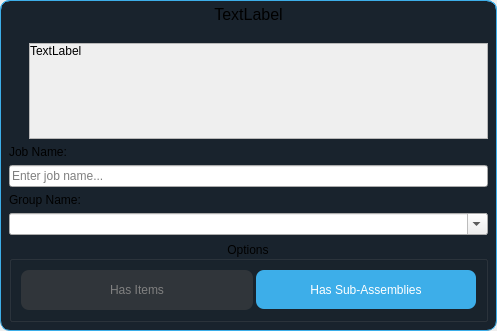
Before: the Qt Designer form ui/add_job_dialog.ui in TheCodingJsoftware/Invigo, drawn with Qt 5.
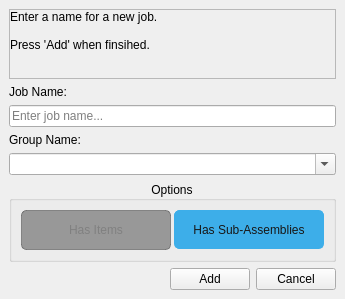
After: the same form once the commit is applied.

```diff
--- a/ui/add_job_dialog.ui
+++ b/ui/add_job_dialog.ui
@@ -6,8 +6,8 @@
    <rect>
     <x>0</x>
     <y>0</y>
-    <width>497</width>
-    <height>331</height>
+    <width>344</width>
+    <height>291</height>
    </rect>
   </property>
   <property name="windowTitle">
@@ -38,16 +38,9 @@
       <bool>false</bool>
      </property>
      <property name="styleSheet">
-      <string notr="true">QWidget#widget{
-	border-top-left-radius:10px;
-	border-bottom-left-radius:10px;
-	border-top-right-radius:10px;
-	border-bottom-right-radius:10px;
-	border: 1px solid  #3daee9;
-	background-color: #19232D;
-}</string>
+      <string notr="true"/>
      </property>
-     <layout class="QVBoxLayout" name="verticalLayout_3" stretch="0,0">
+     <layout class="QVBoxLayout" name="verticalLayout_3" stretch="0">
       <property name="leftMargin">
        <number>0</number>
       </property>
@@ -60,40 +53,6 @@
       <property name="bottomMargin">
        <number>0</number>
       </property>
-      <item>
-       <widget class="QLabel" name="lblTitle">
-        <property name="maximumSize">
-         <size>
-          <width>16777215</width>
-          <height>16777215</height>
-         </size>
-        </property>
-        <property name="font">
-         <font>
-          <pointsize>12</pointsize>
-         </font>
-        </property>
-        <property name="styleSheet">
-         <string notr="true">border-top-left-radius:10px;
-border-top-right-radius:10px;
-border: 1px solid  #3daee9;
-border-bottom: none;
-</string>
-        </property>
-        <property name="frameShape">
-         <enum>QFrame::Box</enum>
-        </property>
-        <property name="frameShadow">
-         <enum>QFrame::Sunken</enum>
-        </property>
-        <property name="text">
-         <string>TextLabel</string>
-        </property>
-        <property name="alignment">
-         <set>Qt::AlignHCenter|Qt::AlignTop</set>
-        </property>
-       </widget>
-      </item>
       <item>
        <layout class="QVBoxLayout" name="verticalLayout">
         <property name="leftMargin">
@@ -109,34 +68,7 @@
          <number>9</number>
         </property>
         <item>
-         <layout class="QHBoxLayout" name="horizontalLayout_4" stretch="0,0">
-          <item>
-           <layout class="QVBoxLayout" name="verticalLayout_2">
-            <property name="spacing">
-             <number>0</number>
-            </property>
-            <item>
-             <layout class="QVBoxLayout" name="iconHolder">
-              <property name="spacing">
-               <number>0</number>
-              </property>
-             </layout>
-            </item>
-            <item>
-             <spacer name="verticalSpacer">
-              <property name="orientation">
-               <enum>Qt::Vertical</enum>
-              </property>
-              <property name="sizeHint" stdset="0">
-               <size>
-                <width>20</width>
-                <height>40</height>
-               </size>
-              </property>
-             </spacer>
-            </item>
-           </layout>
-          </item>
+         <layout class="QHBoxLayout" name="horizontalLayout_4" stretch="0">
           <item>
            <widget class="QScrollArea" name="scrollArea">
             <property name="widgetResizable">
@@ -147,8 +79,8 @@
               <rect>
                <x>0</x>
                <y>0</y>
-               <width>447</width>
-               <height>90</height>
+               <width>322</width>
+               <height>69</height>
               </rect>
              </property>
              <layout class="QVBoxLayout" name="verticalLayout_4">
@@ -176,7 +108,9 @@
                  </sizepolicy>
                 </property>
                 <property name="text">
-                 <string>TextLabel</string>
+                 <string>Enter a name for a new job.
+
+Press 'Add' when finsihed.</string>
                 </property>
                 <property name="alignment">
                  <set>Qt::AlignLeading|Qt::AlignLeft|Qt::AlignTop</set>
@@ -266,22 +200,27 @@
              </property>
              <item row="1" column="0">
               <widget class="QPushButton" name="pushButton_has_items">
+               <property name="sizePolicy">
+                <sizepolicy hsizetype="Fixed" vsizetype="Fixed">
+                 <horstretch>0</horstretch>
+                 <verstretch>0</verstretch>
+                </sizepolicy>
+               </property>
                <property name="minimumSize">
                 <size>
-                 <width>220</width>
+                 <width>150</width>
                  <height>40</height>
                 </size>
                </property>
                <property name="styleSheet">
                 <string notr="true">QPushButton#pushButton_has_items{
-	color: #ffffff;
     background-color: #3daee9;
-    border: 0.01em solid #3daee9;
-    border-radius: 8px;
+    border: 1px solid #3daee9;
+    border-radius: 5px;
 }
 QPushButton#pushButton_has_items:checked{
     background-color: #3daee9;
-    border: 0.01em solid #3daee9;
+    color: #171717;
 }
 QPushButton#pushButton_has_items:hover{
     background-color: #48b6ed;
@@ -294,8 +233,7 @@
 
 QPushButton#pushButton_has_items:!checked {
     background-color: rgba(71, 71, 71, 130);
-    border: 0.01em solid rgba(76, 76, 76, 130);
-    border-radius: 8px;
+    border-color: rgba(71, 71, 71, 130);
     color: grey;
 }
 
@@ -327,7 +265,7 @@
                </property>
                <property name="minimumSize">
                 <size>
-                 <width>220</width>
+                 <width>150</width>
                  <height>39</height>
                 </size>
                </property>
@@ -339,14 +277,13 @@
                </property>
                <property name="styleSheet">
                 <string notr="true">QPushButton#pushButton_has_sub_assemblies{
-	color: #ffffff;
     background-color: #3daee9;
-    border: 0.01em solid #3daee9;
-    border-radius: 8px;
+    border: 1px solid #3daee9;
+    border-radius: 5px;
 }
 QPushButton#pushButton_has_sub_assemblies:checked{
     background-color: #3daee9;
-    border: 0.01em solid #3daee9;
+    color: #171717;
 }
 QPushButton#pushButton_has_sub_assemblies:hover{
     background-color: #48b6ed;
@@ -359,8 +296,7 @@
 
 QPushButton#pushButton_has_sub_assemblies:!checked {
     background-color: rgba(71, 71, 71, 130);
-    border: 0.01em solid rgba(76, 76, 76, 130);
-    border-radius: 8px;
+    border-color: rgba(71, 71, 71, 130);
     color: grey;
 }
 
@@ -394,13 +330,46 @@
          </widget>
         </item>
         <item>
-         <layout class="QHBoxLayout" name="horizontalLayout_2">
-          <property name="spacing">
-           <number>6</number>
-          </property>
-          <property name="bottomMargin">
-           <number>0</number>
-          </property>
+         <layout class="QHBoxLayout" name="buttonsLayout">
+          <item>
+           <spacer name="horizontalSpacer">
+            <property name="orientation">
+             <enum>Qt::Horizontal</enum>
+            </property>
+            <property name="sizeHint" stdset="0">
+             <size>
+              <width>40</width>
+              <height>20</height>
+             </size>
+            </property>
+           </spacer>
+          </item>
+          <item>
+           <widget class="QPushButton" name="pushButton_add">
+            <property name="maximumSize">
+             <size>
+              <width>16777215</width>
+              <height>16777215</height>
+             </size>
+            </property>
+            <property name="text">
+             <string>Add</string>
+            </property>
+           </widget>
+          </item>
+          <item>
+           <widget class="QPushButton" name="pushButton_cancel">
+            <property name="maximumSize">
+             <size>
+              <width>16777215</width>
+              <height>16777215</height>
+             </size>
+            </property>
+            <property name="text">
+             <string>Cancel</string>
+            </property>
+           </widget>
+          </item>
          </layout>
         </item>
         <item>
```
Left out of the diff: 23 changed lines with no effect on the pictures.
